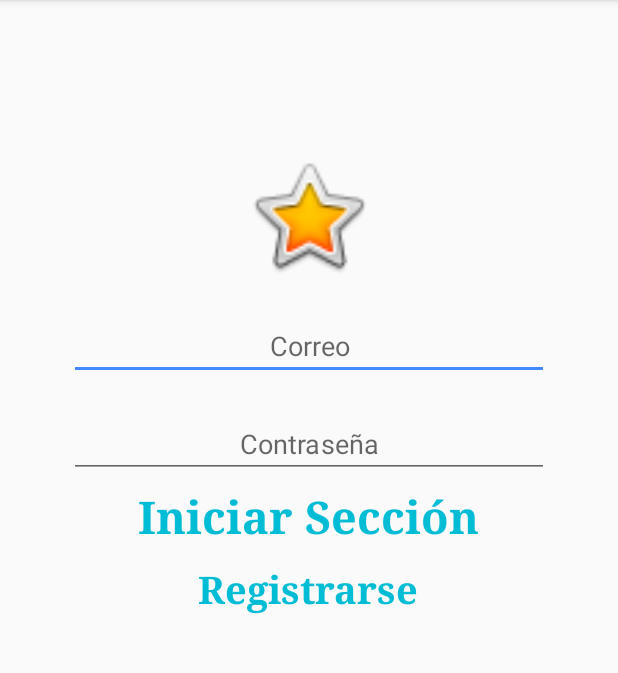
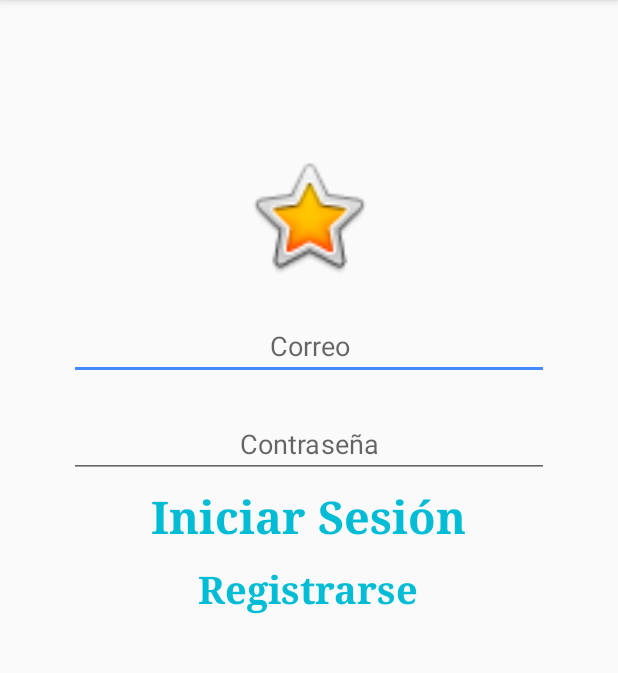
Before and after one commit to JohnathanMB/LabsCM20172, an Android app: the screen it shows after launch (Login), on a phone screen of 412 x 824 dp, the part 84-757 px from its top. Run offline under Robolectric (Android 15) with nearby library versions, the phone set to English and light mode, and no system bars; libraries missing offline, so code that uses them is left out: gun0912.tedbottompicker.

```diff
--- a/Lab1-UI/src/main/res/values/strings.xml
+++ b/Lab1-UI/src/main/res/values/strings.xml
@@ -5,7 +5,7 @@
     <string name="Email_In">Correo</string>
     <string name="Pass_In">Contraseña</string>
     <string name="lblRegistrar">Registrarse</string>
-    <string name="lblStart">Iniciar Sección</string>
+    <string name="lblStart">Iniciar Sesión</string>
 
     //Regitrar
     <string name="btnPhotoText">Ingresar Foto</string>
```
